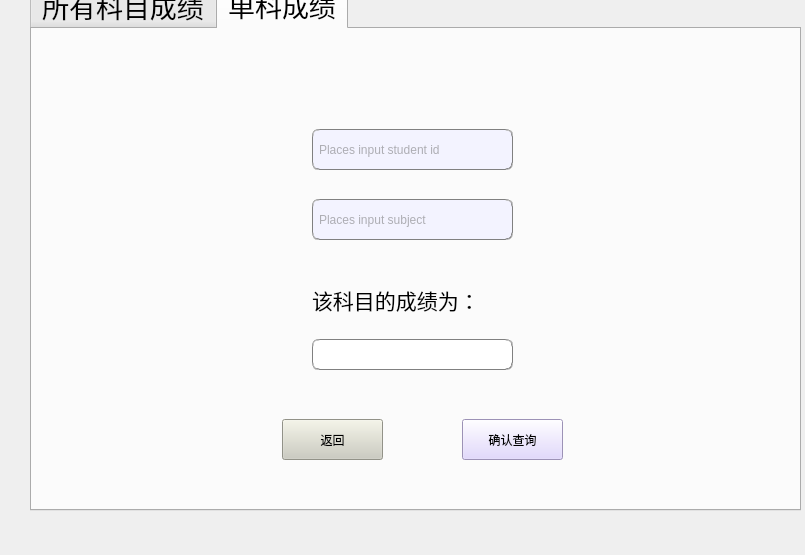
Old version of the form CODE/stu_check_score.ui in the repository lensans/-.
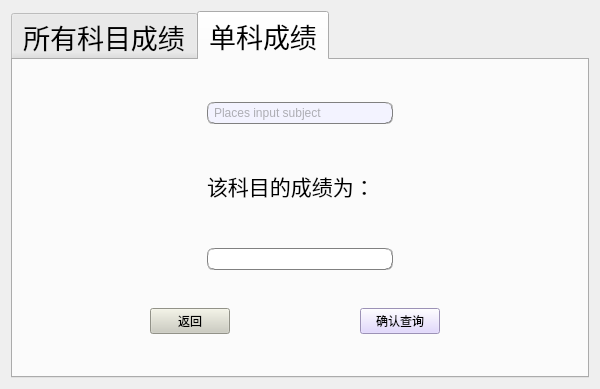
New version of the form. The open tabs and pages were chosen to show the change.

```diff
--- a/CODE/stu_check_score.ui
+++ b/CODE/stu_check_score.ui
@@ -6,22 +6,16 @@
    <rect>
     <x>0</x>
     <y>0</y>
-    <width>805</width>
-    <height>555</height>
+    <width>600</width>
+    <height>363</height>
    </rect>
   </property>
   <property name="windowTitle">
    <string>Form</string>
   </property>
+  <layout class="QGridLayout" name="gridLayout_2">
+   <item row="0" column="0">
   <widget class="QTabWidget" name="tabWidget">
-   <property name="geometry">
-    <rect>
-     <x>30</x>
-     <y>-20</y>
-     <width>771</width>
-     <height>531</height>
-    </rect>
-   </property>
    <property name="font">
     <font>
      <family>宋体</family>
@@ -29,7 +23,7 @@
     </font>
    </property>
    <property name="currentIndex">
-    <number>0</number>
+      <number>1</number>
    </property>
    <property name="iconSize">
     <size>
@@ -41,15 +35,11 @@
     <attribute name="title">
      <string>所有科目成绩</string>
     </attribute>
+      <layout class="QVBoxLayout" name="verticalLayout_5">
+       <item>
+        <layout class="QVBoxLayout" name="verticalLayout">
+         <item>
     <widget class="QLabel" name="check_all_title">
-     <property name="geometry">
-      <rect>
-       <x>320</x>
-       <y>10</y>
-       <width>141</width>
-       <height>61</height>
-      </rect>
-     </property>
      <property name="font">
       <font>
        <family>宋体</family>
@@ -59,16 +49,54 @@
      <property name="text">
       <string>查询成绩</string>
      </property>
-    </widget>
+           <property name="alignment">
+            <set>Qt::AlignCenter</set>
+           </property>
+          </widget>
+         </item>
+         <item>
+          <layout class="QHBoxLayout" name="horizontalLayout">
+           <item>
+            <spacer name="horizontalSpacer_2">
+             <property name="orientation">
+              <enum>Qt::Horizontal</enum>
+             </property>
+             <property name="sizeHint" stdset="0">
+              <size>
+               <width>88</width>
+               <height>20</height>
+              </size>
+             </property>
+            </spacer>
+           </item>
+           <item>
+            <widget class="QLabel" name="check_score_all_title">
+             <property name="font">
+              <font>
+               <family>宋体</family>
+               <pointsize>16</pointsize>
+              </font>
+             </property>
+             <property name="text">
+              <string>该学生的成绩为：</string>
+             </property>
+            </widget>
+           </item>
+           <item>
+            <spacer name="horizontalSpacer_3">
+             <property name="orientation">
+              <enum>Qt::Horizontal</enum>
+             </property>
+             <property name="sizeHint" stdset="0">
+              <size>
+               <width>148</width>
+               <height>20</height>
+              </size>
+             </property>
+            </spacer>
+           </item>
+           <item>
     <widget class="QWidget" name="widget" native="true">
-     <property name="geometry">
-      <rect>
-       <x>470</x>
-       <y>50</y>
-       <width>209</width>
-       <height>381</height>
-      </rect>
-     </property>
      <property name="styleSheet">
       <string notr="true">
 color: rgb(0, 0,0);</string>
@@ -202,34 +230,26 @@
       </item>
      </layout>
     </widget>
-    <widget class="QLabel" name="check_score_all_title">
-     <property name="geometry">
-      <rect>
-       <x>150</x>
-       <y>210</y>
-       <width>181</width>
-       <height>41</height>
-      </rect>
-     </property>
-     <property name="font">
-      <font>
-       <family>宋体</family>
-       <pointsize>16</pointsize>
-      </font>
-     </property>
-     <property name="text">
-      <string>该学生的成绩为：</string>
-     </property>
-    </widget>
+           </item>
+          </layout>
+         </item>
+         <item>
+          <layout class="QHBoxLayout" name="horizontalLayout_2">
+           <item>
+            <spacer name="horizontalSpacer">
+             <property name="orientation">
+              <enum>Qt::Horizontal</enum>
+             </property>
+             <property name="sizeHint" stdset="0">
+              <size>
+               <width>528</width>
+               <height>20</height>
+              </size>
+             </property>
+            </spacer>
+           </item>
+           <item>
     <widget class="QPushButton" name="btn_check_all_return">
-     <property name="geometry">
-      <rect>
-       <x>540</x>
-       <y>440</y>
-       <width>101</width>
-       <height>41</height>
-      </rect>
-     </property>
      <property name="styleSheet">
       <string notr="true">font: 16pt &quot;宋体&quot;;
 background-color: rgb(204, 204, 191);</string>
@@ -238,77 +258,50 @@
       <string>返回</string>
      </property>
     </widget>
+           </item>
+          </layout>
+         </item>
+        </layout>
+       </item>
+      </layout>
    </widget>
    <widget class="QWidget" name="single_score_tab">
     <attribute name="title">
      <string>单科成绩</string>
     </attribute>
-    <widget class="QLineEdit" name="check_single_student_id">
-     <property name="geometry">
-      <rect>
-       <x>280</x>
-       <y>100</y>
-       <width>201</width>
-       <height>41</height>
-      </rect>
-     </property>
-     <property name="styleSheet">
-      <string notr="true">background-color: rgb(243, 243, 255);
-border:1px groove gray;border-radius:
-7px;padding:2px 4px;
-font: 10pt &quot;宋体&quot;;
-color: rgb(103, 103, 103);</string>
-     </property>
-     <property name="text">
-      <string/>
-     </property>
-     <property name="placeholderText">
-      <string>Places input student id</string>
-     </property>
-    </widget>
-    <widget class="QPushButton" name="btn_check_single_return">
-     <property name="geometry">
-      <rect>
-       <x>250</x>
-       <y>390</y>
-       <width>101</width>
-       <height>41</height>
-      </rect>
-     </property>
-     <property name="styleSheet">
-      <string notr="true">font: 16pt &quot;宋体&quot;;
-background-color: rgb(204, 204, 191);</string>
-     </property>
-     <property name="text">
-      <string>返回</string>
-     </property>
-    </widget>
-    <widget class="QPushButton" name="btn_check_single_confirm">
-     <property name="geometry">
-      <rect>
-       <x>430</x>
-       <y>390</y>
-       <width>101</width>
-       <height>41</height>
-      </rect>
-     </property>
-     <property name="styleSheet">
-      <string notr="true">font: 16pt &quot;宋体&quot;;
-background-color: rgb(218, 205, 255);</string>
-     </property>
-     <property name="text">
-      <string>确认查询</string>
-     </property>
-    </widget>
+      <layout class="QVBoxLayout" name="verticalLayout_3">
+       <item>
+        <spacer name="verticalSpacer_3">
+         <property name="orientation">
+          <enum>Qt::Vertical</enum>
+         </property>
+         <property name="sizeHint" stdset="0">
+          <size>
+           <width>20</width>
+           <height>32</height>
+          </size>
+         </property>
+        </spacer>
+       </item>
+       <item>
+        <layout class="QHBoxLayout" name="horizontalLayout_4">
+         <item>
+          <spacer name="horizontalSpacer_7">
+           <property name="orientation">
+            <enum>Qt::Horizontal</enum>
+           </property>
+           <property name="sizeHint" stdset="0">
+            <size>
+             <width>40</width>
+             <height>20</height>
+            </size>
+           </property>
+          </spacer>
+         </item>
+         <item>
+          <layout class="QVBoxLayout" name="verticalLayout_2">
+           <item>
     <widget class="QLineEdit" name="check_subject">
-     <property name="geometry">
-      <rect>
-       <x>280</x>
-       <y>170</y>
-       <width>201</width>
-       <height>41</height>
-      </rect>
-     </property>
      <property name="styleSheet">
       <string notr="true">background-color: rgb(243, 243, 255);
 border:1px groove gray;border-radius:
@@ -320,29 +313,22 @@
       <string>Places input subject</string>
      </property>
     </widget>
-    <widget class="QLineEdit" name="check_subject_score">
-     <property name="geometry">
-      <rect>
-       <x>280</x>
-       <y>310</y>
-       <width>201</width>
-       <height>31</height>
-      </rect>
-     </property>
-     <property name="styleSheet">
-      <string notr="true">border:1px groove gray;border-radius:
-7px;padding:2px 4px;</string>
-     </property>
-    </widget>
+           </item>
+           <item>
+            <spacer name="verticalSpacer">
+             <property name="orientation">
+              <enum>Qt::Vertical</enum>
+             </property>
+             <property name="sizeHint" stdset="0">
+              <size>
+               <width>20</width>
+               <height>40</height>
+              </size>
+             </property>
+            </spacer>
+           </item>
+           <item>
     <widget class="QLabel" name="check_score_single_title">
-     <property name="geometry">
-      <rect>
-       <x>280</x>
-       <y>250</y>
-       <width>181</width>
-       <height>41</height>
-      </rect>
-     </property>
      <property name="font">
       <font>
        <family>宋体</family>
@@ -353,8 +339,147 @@
       <string>该科目的成绩为：</string>
      </property>
     </widget>
-   </widget>
-  </widget>
+           </item>
+           <item>
+            <spacer name="verticalSpacer_2">
+             <property name="orientation">
+              <enum>Qt::Vertical</enum>
+             </property>
+             <property name="sizeHint" stdset="0">
+              <size>
+               <width>20</width>
+               <height>40</height>
+              </size>
+             </property>
+            </spacer>
+           </item>
+           <item>
+            <widget class="QLineEdit" name="check_subject_score">
+             <property name="styleSheet">
+              <string notr="true">border:1px groove gray;border-radius:
+7px;padding:2px 4px;</string>
+             </property>
+             <property name="echoMode">
+              <enum>QLineEdit::Normal</enum>
+             </property>
+             <property name="readOnly">
+              <bool>true</bool>
+             </property>
+            </widget>
+           </item>
+          </layout>
+         </item>
+         <item>
+          <spacer name="horizontalSpacer_8">
+           <property name="orientation">
+            <enum>Qt::Horizontal</enum>
+           </property>
+           <property name="sizeHint" stdset="0">
+            <size>
+             <width>40</width>
+             <height>20</height>
+            </size>
+           </property>
+          </spacer>
+         </item>
+        </layout>
+       </item>
+       <item>
+        <spacer name="verticalSpacer_4">
+         <property name="orientation">
+          <enum>Qt::Vertical</enum>
+         </property>
+         <property name="sizeHint" stdset="0">
+          <size>
+           <width>20</width>
+           <height>22</height>
+          </size>
+         </property>
+        </spacer>
+       </item>
+       <item>
+        <layout class="QHBoxLayout" name="horizontalLayout_3">
+         <item>
+          <spacer name="horizontalSpacer_4">
+           <property name="orientation">
+            <enum>Qt::Horizontal</enum>
+           </property>
+           <property name="sizeHint" stdset="0">
+            <size>
+             <width>128</width>
+             <height>20</height>
+            </size>
+           </property>
+          </spacer>
+         </item>
+         <item>
+          <widget class="QPushButton" name="btn_check_single_return">
+           <property name="styleSheet">
+            <string notr="true">font: 16pt &quot;宋体&quot;;
+background-color: rgb(204, 204, 191);</string>
+           </property>
+           <property name="text">
+            <string>返回</string>
+           </property>
+          </widget>
+         </item>
+         <item>
+          <spacer name="horizontalSpacer_5">
+           <property name="orientation">
+            <enum>Qt::Horizontal</enum>
+           </property>
+           <property name="sizeHint" stdset="0">
+            <size>
+             <width>48</width>
+             <height>20</height>
+            </size>
+           </property>
+          </spacer>
+         </item>
+         <item>
+          <widget class="QPushButton" name="btn_check_single_confirm">
+           <property name="styleSheet">
+            <string notr="true">font: 16pt &quot;宋体&quot;;
+background-color: rgb(218, 205, 255);</string>
+           </property>
+           <property name="text">
+            <string>确认查询</string>
+           </property>
+          </widget>
+         </item>
+         <item>
+          <spacer name="horizontalSpacer_6">
+           <property name="orientation">
+            <enum>Qt::Horizontal</enum>
+           </property>
+           <property name="sizeHint" stdset="0">
+            <size>
+             <width>138</width>
+             <height>20</height>
+            </size>
+           </property>
+          </spacer>
+         </item>
+        </layout>
+       </item>
+       <item>
+        <spacer name="verticalSpacer_5">
+         <property name="orientation">
+          <enum>Qt::Vertical</enum>
+         </property>
+         <property name="sizeHint" stdset="0">
+          <size>
+           <width>20</width>
+           <height>32</height>
+          </size>
+         </property>
+        </spacer>
+       </item>
+      </layout>
+     </widget>
+    </widget>
+   </item>
+  </layout>
  </widget>
  <resources/>
  <connections/>
```
Lines whose indentation alone changed are shown as unchanged.
